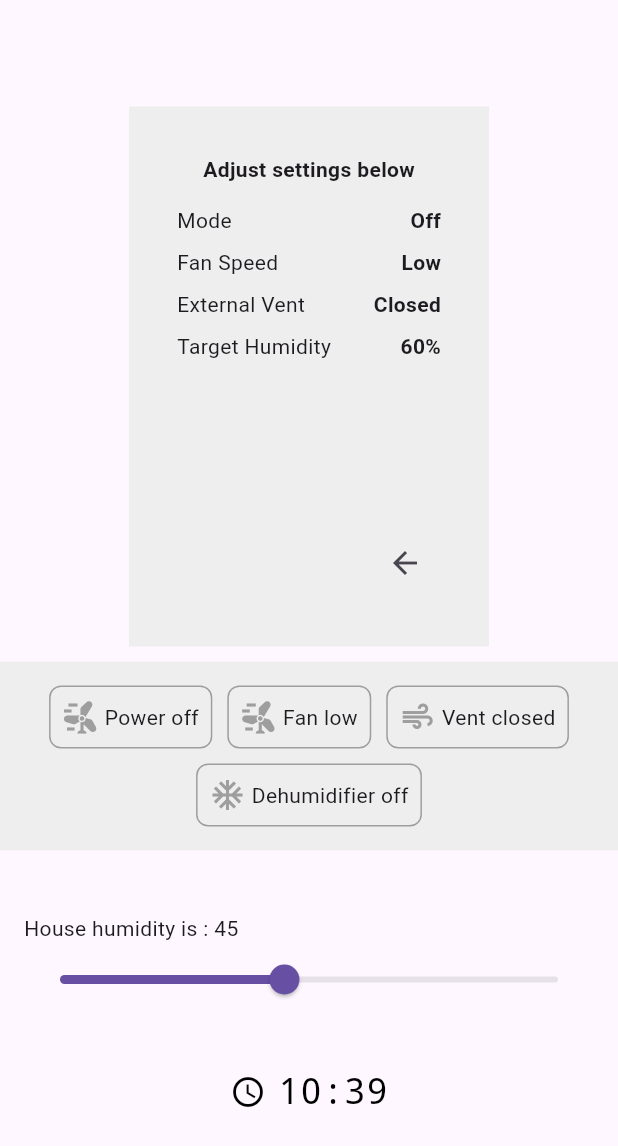
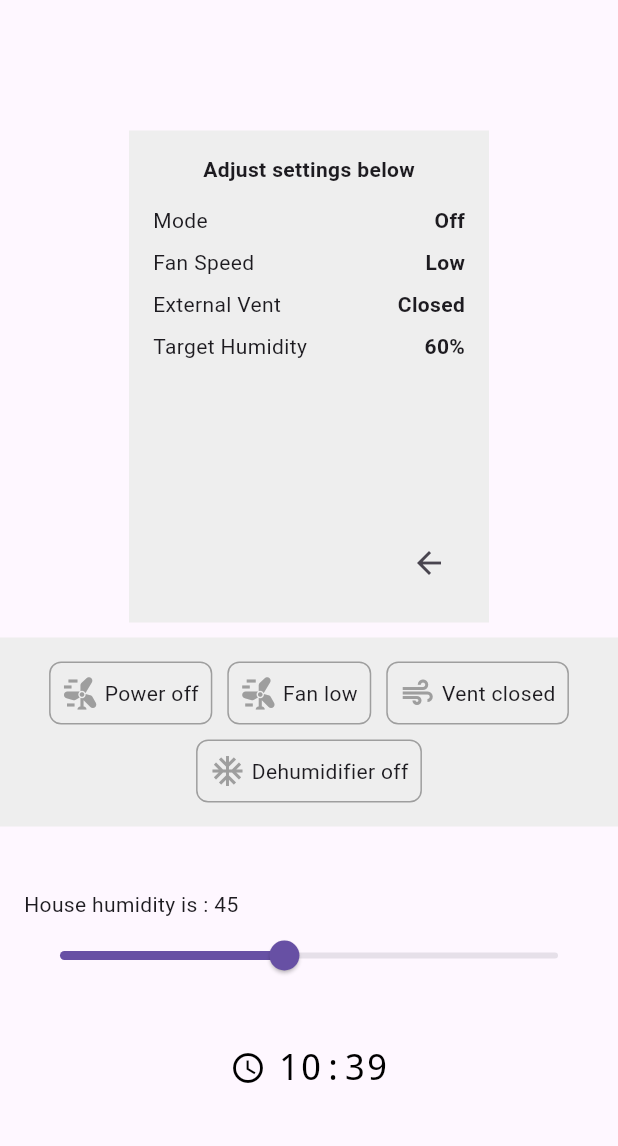
Before and after one commit to hangstrap/dry_living_mock_wall_unit, a Flutter app: the screen it shows after launch, after a tap on the "settings" icon, on a phone screen of 412 x 824 dp. Shown: the top 1146 px of the screen. Run offline on Flutter 3.47's test engine with Material 3 defaults, Android fonts, the phone set to English and light mode, and no system bars.

Commit message:
refactoring wip

```diff
--- a/lib/main.dart
+++ b/lib/main.dart
@@ -2,7 +2,7 @@ import 'package:flutter/material.dart';
 import 'package:provider/provider.dart';
 import 'app_state.dart';
 import 'wall_unit/wall_unit_widget.dart';
-import 'roof_unit_widet.dart';
+import 'roof_unit_widget.dart';
 import 'clock_widget.dart';
 import 'package:flutter/rendering.dart';
 
--- a/lib/wall_unit/editing_field_enum.dart
+++ b/lib/wall_unit/editing_field_enum.dart
@@ -1,2 +1,8 @@
-
-enum EditingField { menu, mode, fanSpeed, externalVent, targetHumidity }
+enum EditingField {
+  home,
+  editMenu,
+  mode,
+  fanSpeed,
+  externalVent,
+  targetHumidity,
+}
--- a/lib/wall_unit/wall_unit_settings_menu.dart
+++ b/lib/wall_unit/wall_unit_settings_menu.dart
@@ -34,7 +34,7 @@ class WallUnitSettingsMenu extends StatelessWidget {
           Expanded(
             child: ListView(
               children: EditingField.values
-                  .where((f) => f != EditingField.menu)
+                  .where((f) => f != EditingField.home && f != EditingField.editMenu)
                   .map((field) {
                 final label = _labelForField(field);
                 final value = _valueForField(field, appState) ?? '';
@@ -71,7 +71,8 @@ class WallUnitSettingsMenu extends StatelessWidget {
         return 'External Vent';
       case EditingField.targetHumidity:
         return 'Target Humidity';
-      case EditingField.menu:
+      case EditingField.home:
+      case EditingField.editMenu:
         return '';
     }
   }
@@ -86,7 +87,8 @@ class WallUnitSettingsMenu extends StatelessWidget {
         return appState.externalVent.name;
       case EditingField.targetHumidity:
         return '${appState.targetHumidity}%';
-      case EditingField.menu:
+      case EditingField.home:
+      case EditingField.editMenu:
         return null;
     }
   }
--- a/lib/wall_unit/wall_unit_widget.dart
+++ b/lib/wall_unit/wall_unit_widget.dart
@@ -1,13 +1,11 @@
 import 'package:flutter/material.dart';
 import '../app_state.dart';
+import 'wall_unit_field_edit_router.dart';
+import "editing_field_enum.dart";
+import 'wall_unit_settings_menu.dart';
 import 'views/logo_and_company_widget.dart';
 import 'views/mode_value_widget.dart';
 import 'views/humidity_graph_widget.dart';
-import 'wall_unit_field_edit_router.dart';
-import 'wall_unit_settings_menu.dart';
-import "editing_field_enum.dart";
-
-
 
 class WallUnitWidget extends StatefulWidget {
   final SizedBox spaceBox;
@@ -24,40 +22,34 @@ class WallUnitWidget extends StatefulWidget {
 }
 
 class _WallUnitWidgetState extends State<WallUnitWidget> {
-  EditingField? editing;
+  EditingField editing = EditingField.home;
+
+
+  void _handleClose() {
+    setState(() {
+      if (editing == EditingField.editMenu) {
+        editing = EditingField.home;
+      } else if (editing != EditingField.home) {
+        editing = EditingField.editMenu;
+      } else {
+        editing = EditingField.home;
+      }
+    });
+  }
+
+  // void _handleFieldSelected(EditingField field) {
+  //   setState(() {
+  //     editing = field;
+  //   });
+  // }
 
   @override
-  Widget build(BuildContext context) {
-    final appState = widget.appState;
-    final spaceBox = widget.spaceBox;
-    // Field editor view
-    if (editing != null && editing != EditingField.menu) {
-      return WallUnitFieldEditRouter(field: editing!,
-      appState: appState,
-      onClose: ()=> setState(()=>editing=null));
-    }
+Widget build(BuildContext context) {
+  final appState = widget.appState;
+  final spaceBox = widget.spaceBox;
 
-    // Menu view
-    if (editing == EditingField.menu) {
-      return Container(
-        width: 240,
-        height: 360,
-        color: Colors.grey[200],
-        padding: const EdgeInsets.all(16),
-        child: Column(
-          children: [
-            WallUnitSettingsMenu(
-              appState: appState,
-              spaceBox: spaceBox,
-              onFieldSelected: (field) => setState(() => editing = field),
-              onBack: ()=> setState(() => editing = null),
-            )
-          ],
-        ),
-      );
-    }
-
-    // Top display view
+  if (editing == EditingField.home) {
+    // Home UI
     return Container(
       width: 240,
       height: 360,
@@ -78,7 +70,7 @@ class _WallUnitWidgetState extends State<WallUnitWidget> {
               Opacity(
                 opacity: appState.displayHumifity ? 1.0 : 0.0,
                 child: GestureDetector(
-                  onTap: () {}, // Top view tap does nothing
+                  onTap: () {},
                   child: HumidityGraphWidget(
                     humidity: appState.humidity,
                     targetHumidity: appState.targetHumidity,
@@ -95,7 +87,7 @@ class _WallUnitWidgetState extends State<WallUnitWidget> {
             children: [
               IconButton(
                 icon: const Icon(Icons.settings),
-                onPressed: () => setState(() => editing = EditingField.menu),
+                onPressed: () => setState(() => editing = EditingField.editMenu),
               ),
               IconButton(
                 icon: const Icon(Icons.info_outline),
@@ -108,6 +100,22 @@ class _WallUnitWidgetState extends State<WallUnitWidget> {
         ],
       ),
     );
+  } else if (editing == EditingField.editMenu) {
+    // Settings menu
+    return WallUnitSettingsMenu(
+      appState: appState,
+      spaceBox: spaceBox,
+      onFieldSelected: (field) => setState(() => editing = field),
+      onBack: () => setState(() => editing = EditingField.home),
+    );
+  } else {
+    // Edit screens
+    return WallUnitFieldEditRouter(
+      field: editing,
+      appState: widget.appState,
+      spaceBox: widget.spaceBox,
+      onClose: _handleClose,
+    );
   }
-
 }
+}
```
Also changed, not shown: lib/wall_unit/wall_unit_field_edit_router.dart (+19 -1 lines), lib/roof_unit_widget.dart (renamed from lib/roof_unit_widet.dart).
